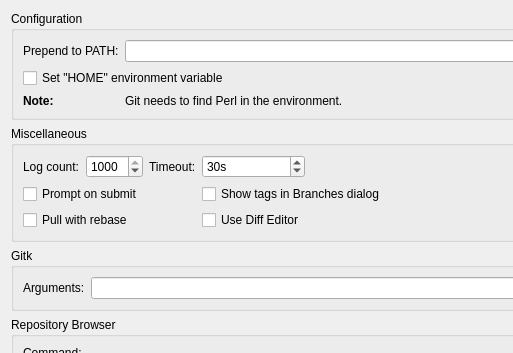
First picture: the form in src/plugins/git/settingspage.ui, repository qt-creator/qt-creator, before the edit; both pictures show x 0 to 513 and y 0 to 353 of the 705 by 436 pixel window.
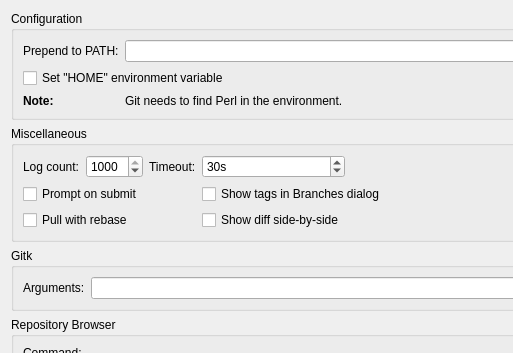
Second picture: the form after the edit. Custom widgets are drawn as their Qt base class.

Commit message: Make option for diff viewer in git options clearer

```diff
--- a/src/plugins/git/settingspage.ui
+++ b/src/plugins/git/settingspage.ui
@@ -140,7 +140,7 @@
       <item row="2" column="3">
        <widget class="QCheckBox" name="useDiffEditorCheckBox">
         <property name="text">
-         <string>Use Diff Editor</string>
+         <string>Show diff side-by-side</string>
         </property>
        </widget>
       </item>
```
